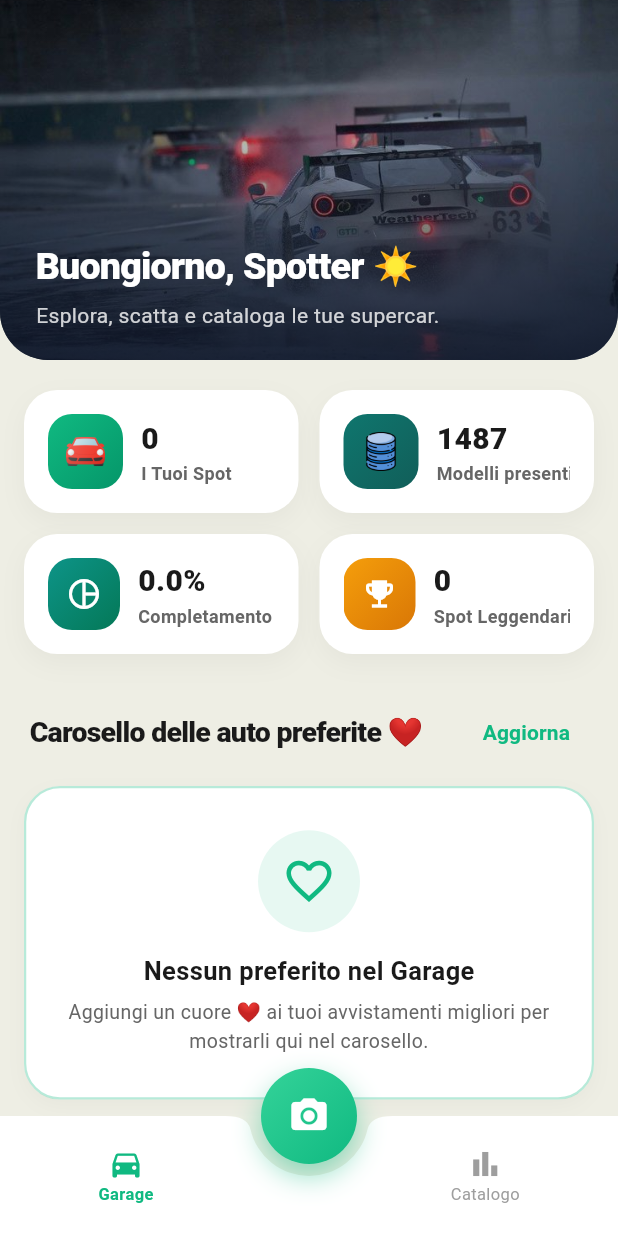
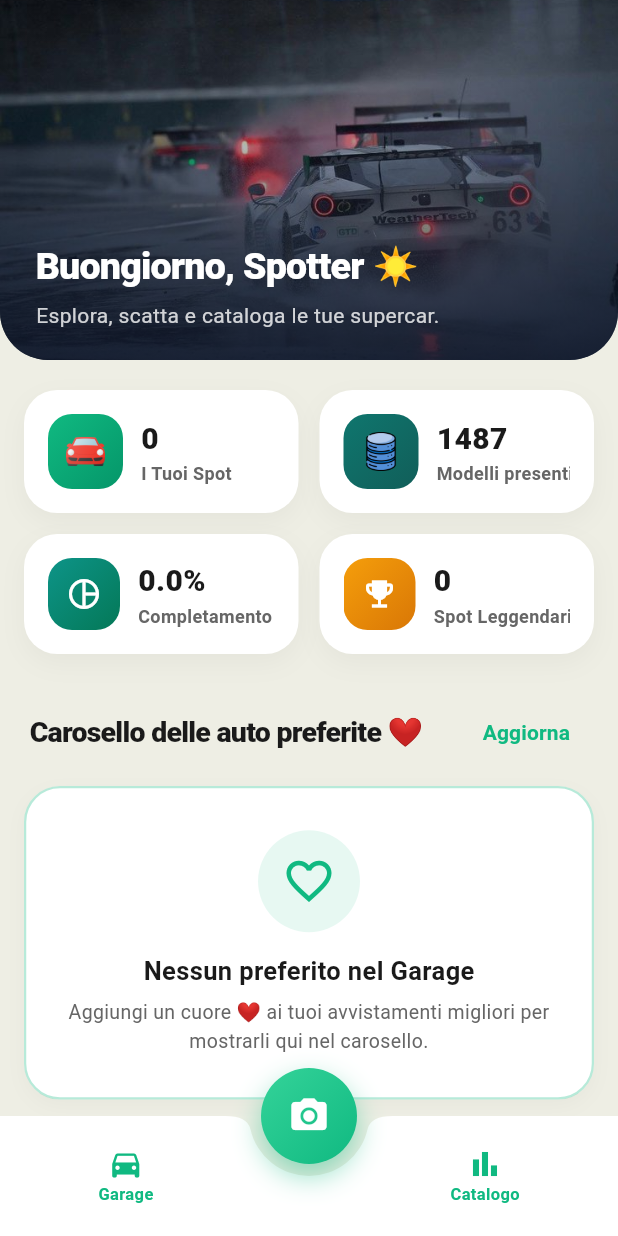
Before and after one commit to AndreaGarufi/CarSpotter, a Flutter app: the HomeScreen screen opened directly, on a phone screen of 412 x 824 dp. Run offline on Flutter 3.47's test engine with Material 3 defaults, Android fonts, the phone set to English and light mode, and no system bars; our stand-ins replace file_picker, flutter_map, geolocator, image_picker, isar_community, latlong2 and 1 more; accounts and stored records are empty; generated files the repository leaves out were written again; statements that could not run were skipped.

Commit message:
glitch fix

```diff
--- a/lib/main.dart
+++ b/lib/main.dart
@@ -1,4 +1,5 @@
 import 'package:flutter/material.dart';
+import 'package:flutter/services.dart';
 import 'controllers/db_service.dart';
 import 'views/welcome_screen.dart';
 
@@ -16,6 +17,12 @@ class CarSpotterApp extends StatelessWidget {
     return MaterialApp(
       title: 'CarSpotter',
       debugShowCheckedModeBanner: false,
+      builder: (context, child) => AnnotatedRegion<SystemUiOverlayStyle>(
+        value: const SystemUiOverlayStyle(
+          systemNavigationBarContrastEnforced: true,
+        ),
+        child: child!,
+      ),
       theme: ThemeData(
         useMaterial3: true, // <-- Corretto da useMaterialDesign a useMaterial3
         brightness: Brightness.light,
--- a/lib/views/catalog_screen.dart
+++ b/lib/views/catalog_screen.dart
@@ -3,6 +3,7 @@ import 'package:flutter/material.dart';
 import '../controllers/db_service.dart';
 import '../models/brand.dart';
 import '../models/car_model.dart';
+import 'system_navigation_bar.dart';
 
 typedef _CatalogGroup = ({Brand brand, List<CarModel> models});
 
@@ -109,6 +110,7 @@ class _CatalogScreenState extends State<CatalogScreen> {
 
     return Scaffold(
       backgroundColor: const Color(0xFFEEEEE4),
+      bottomNavigationBar: const SystemNavigationBar(),
       body: _isLoading
           ? const Center(
               child: CircularProgressIndicator(color: Color(0xFF10B981)),
--- a/lib/views/garage_screen.dart
+++ b/lib/views/garage_screen.dart
@@ -5,6 +5,7 @@ import '../controllers/db_service.dart';
 import '../models/user_spot.dart';
 import '../models/brand.dart';
 import 'spot_detail_screen.dart';
+import 'system_navigation_bar.dart';
 
 enum RaritySort { none, asc, desc }
 
@@ -230,6 +231,7 @@ class _GarageScreenState extends State<GarageScreen> {
   Widget build(BuildContext context) {
     return Scaffold(
       backgroundColor: const Color(0xFFEEEEE4),
+      bottomNavigationBar: const SystemNavigationBar(),
       body: _isLoading
           ? const Center(
               child: CircularProgressIndicator(color: Color(0xFF10B981)),
--- a/lib/views/home_screen.dart
+++ b/lib/views/home_screen.dart
@@ -10,6 +10,7 @@ import 'add_spot_screen.dart';
 import 'garage_screen.dart';
 import 'catalog_screen.dart';
 import 'spot_map_section.dart';
+import 'system_navigation_bar.dart';
 
 class HomeScreen extends StatefulWidget {
   const HomeScreen({super.key});
@@ -46,9 +47,6 @@ class _HomeScreenState extends State<HomeScreen> {
   List<UserSpot> _spots = [];
   bool _isLoading = true;
   int _loadRevision = 0;
-
-  // Indice della Bottom Navigation Bar
-  final int _currentIndex = 0;
 
   // Controller per il carosello in rilievo
   late PageController _pageController;
@@ -869,9 +867,9 @@ class _HomeScreenState extends State<HomeScreen> {
     );
   }
 
-  // Bottom Navigation Bar
   Widget _buildBottomAppBar() {
-    return BottomAppBar(
+    return SystemNavigationBar(
+      child: BottomAppBar(
         color: Colors.white,
         elevation: 16,
         shape: const CircularNotchedRectangle(),
@@ -881,89 +879,50 @@ class _HomeScreenState extends State<HomeScreen> {
           child: Row(
             mainAxisAlignment: MainAxisAlignment.spaceAround,
             children: [
-            InkWell(
-              onTap: () async {
-                await Navigator.push(
-                  context,
-                  MaterialPageRoute(builder: (context) => const GarageScreen()),
-                );
-                _loadData(); // 🔄 Ricarica automaticamente i dati (e i preferiti) appena torni indietro!
-              },
-              borderRadius: BorderRadius.circular(12),
-              child: Padding(
-                padding: const EdgeInsets.symmetric(
-                  horizontal: 20,
-                  vertical: 6,
+              _buildBottomAction(
+                icon: Icons.directions_car,
+                label: 'Garage',
+                destination: const GarageScreen(),
               ),
-                child: Column(
-                  mainAxisSize: MainAxisSize.min,
-                  children: [
-                    Icon(
-                      _currentIndex == 0
-                          ? Icons.directions_car
-                          : Icons.directions_car_outlined,
-                      color: _currentIndex == 0
-                          ? const Color(0xFF10B981)
-                          : Colors.grey,
-                    ),
-                    Text(
-                      "Garage",
-                      style: TextStyle(
-                        fontSize: 11,
-                        fontWeight: _currentIndex == 0
-                            ? FontWeight.bold
-                            : FontWeight.normal,
-                        color: _currentIndex == 0
-                            ? const Color(0xFF10B981)
-                            : Colors.grey,
-                      ),
+              const SizedBox(width: 40),
+              _buildBottomAction(
+                icon: Icons.bar_chart_outlined,
+                label: 'Catalogo',
+                destination: const CatalogScreen(),
               ),
             ],
           ),
         ),
       ),
-            const SizedBox(width: 40),
-            InkWell(
+    );
+  }
+
+  Widget _buildBottomAction({
+    required IconData icon,
+    required String label,
+    required Widget destination,
+  }) {
+    const color = Color(0xFF10B981);
+    return InkWell(
       onTap: () async {
-                await Navigator.push(
+        await Navigator.of(
           context,
-                  MaterialPageRoute(
-                    builder: (context) => const CatalogScreen(),
-                  ),
-                );
-                _loadData(); // 🔄 Ricarica automaticamente anche dal Catalogo!
+        ).push(MaterialPageRoute(builder: (_) => destination));
+        if (mounted) _loadData();
       },
       borderRadius: BorderRadius.circular(12),
       child: Padding(
-                padding: const EdgeInsets.symmetric(
-                  horizontal: 20,
-                  vertical: 6,
-                ),
+        padding: const EdgeInsets.symmetric(horizontal: 20, vertical: 6),
         child: Column(
           mainAxisSize: MainAxisSize.min,
           children: [
-                    Icon(
-                      _currentIndex == 1
-                          ? Icons.bar_chart
-                          : Icons.bar_chart_outlined,
-                      color: _currentIndex == 1
-                          ? const Color(0xFF10B981)
-                          : Colors.grey,
-                    ),
+            Icon(icon, color: color),
             Text(
-                      "Catalogo",
-                      style: TextStyle(
+              label,
+              style: const TextStyle(
                 fontSize: 11,
-                        fontWeight: _currentIndex == 1
-                            ? FontWeight.bold
-                            : FontWeight.normal,
-                        color: _currentIndex == 1
-                            ? const Color(0xFF10B981)
-                            : Colors.grey,
-                      ),
-                    ),
-                  ],
-                ),
+                fontWeight: FontWeight.bold,
+                color: color,
               ),
             ),
           ],
--- /dev/null
+++ b/lib/views/system_navigation_bar.dart
@@ -0,0 +1,24 @@
+import 'package:flutter/material.dart';
+import 'package:flutter/services.dart';
+
+class SystemNavigationBar extends StatelessWidget {
+  const SystemNavigationBar({
+    super.key,
+    this.child = const SafeArea(top: false, child: SizedBox.shrink()),
+  });
+
+  final Widget child;
+
+  @override
+  Widget build(BuildContext context) {
+    return AnnotatedRegion<SystemUiOverlayStyle>(
+      value: const SystemUiOverlayStyle(
+        systemNavigationBarColor: Colors.transparent,
+        systemNavigationBarDividerColor: Colors.transparent,
+        systemNavigationBarIconBrightness: Brightness.dark,
+        systemNavigationBarContrastEnforced: false,
+      ),
+      child: child,
+    );
+  }
+}
```
Lines whose indentation alone changed are shown as unchanged.
